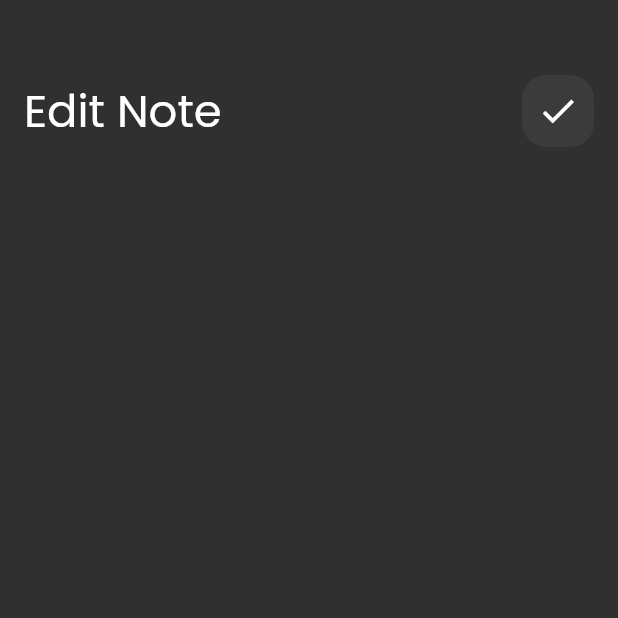
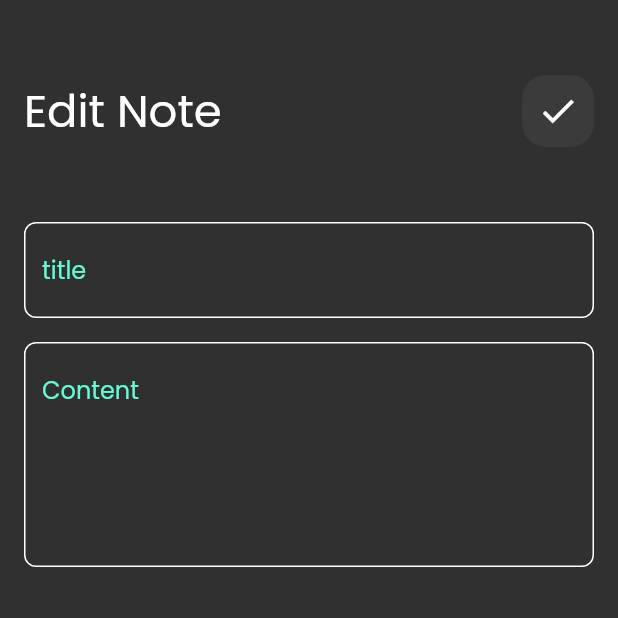
Before and after one commit to He-ema/Notes_app, a Flutter app: the EditNoteView screen opened directly, on a phone screen of 412 x 824 dp, the top half of it. Run offline on Flutter 3.47's test engine with Material 2 defaults, Android fonts, the phone set to English and light mode, and no system bars; our stand-ins replace font_awesome_flutter.

Commit message:
finishing edit note view UI

```diff
--- a/lib/views/widgets/edit_view_body_.dart
+++ b/lib/views/widgets/edit_view_body_.dart
@@ -1,13 +1,14 @@
 import 'package:flutter/material.dart';
 import 'package:noteapp/views/widgets/custom_app_bar.dart';
+import 'package:noteapp/views/widgets/custom_text_field.dart';
 
 class EditNoteViewBody extends StatelessWidget {
   const EditNoteViewBody({super.key});
 
   @override
   Widget build(BuildContext context) {
-    return Padding(
-      padding: const EdgeInsets.symmetric(
+    return const Padding(
+      padding: EdgeInsets.symmetric(
         horizontal: 16.0,
       ),
       child: Column(
@@ -16,6 +17,17 @@ class EditNoteViewBody extends StatelessWidget {
             height: 50,
           ),
           CustomAppBar(title: 'Edit Note', icon: Icons.done),
+          SizedBox(
+            height: 50,
+          ),
+          CustomTextField(hint: 'title'),
+          SizedBox(
+            height: 16,
+          ),
+          CustomTextField(
+            hint: 'Content',
+            maxLines: 5,
+          ),
         ],
       ),
     );
```
